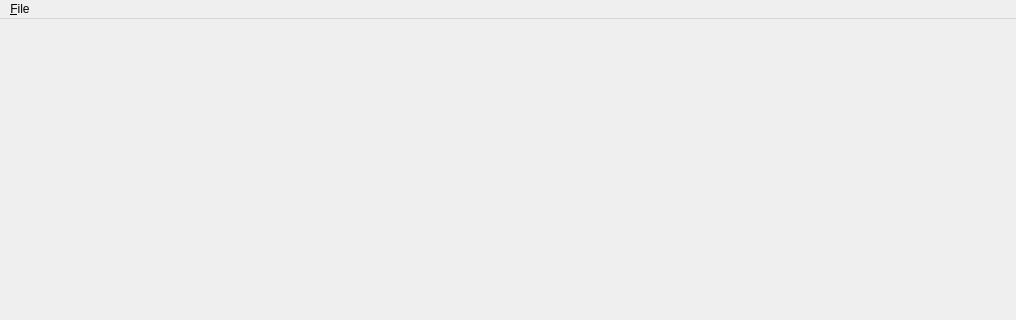
Old version of the form forms/mainWindow.ui in the repository KarandaevRuslan/Multidimensional-geometrical-editor; both pictures show x 0 to 1016 and y 0 to 320 of the 1016 by 631 pixel window.
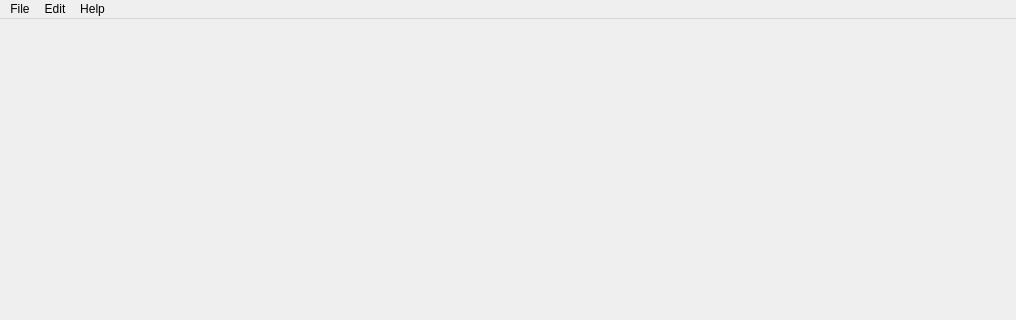
New version of the form.

```diff
--- a/forms/mainWindow.ui
+++ b/forms/mainWindow.ui
@@ -36,14 +36,27 @@
    </property>
    <widget class="QMenu" name="menuFile">
     <property name="title">
-     <string>&amp;File</string>
+     <string>File</string>
     </property>
     <addaction name="actionNew"/>
     <addaction name="actionOpen"/>
     <addaction name="actionSave"/>
     <addaction name="actionExit"/>
    </widget>
+   <widget class="QMenu" name="menuEdit">
+    <property name="title">
+     <string>Edit</string>
+    </property>
+   </widget>
+   <widget class="QMenu" name="menuHelp">
+    <property name="title">
+     <string>Help</string>
+    </property>
+    <addaction name="actionAbout"/>
+   </widget>
    <addaction name="menuFile"/>
+   <addaction name="menuEdit"/>
+   <addaction name="menuHelp"/>
   </widget>
   <widget class="QStatusBar" name="statusBar"/>
   <action name="actionNew">
```
Left out of the diff: 21 changed lines with no effect on the pictures.
